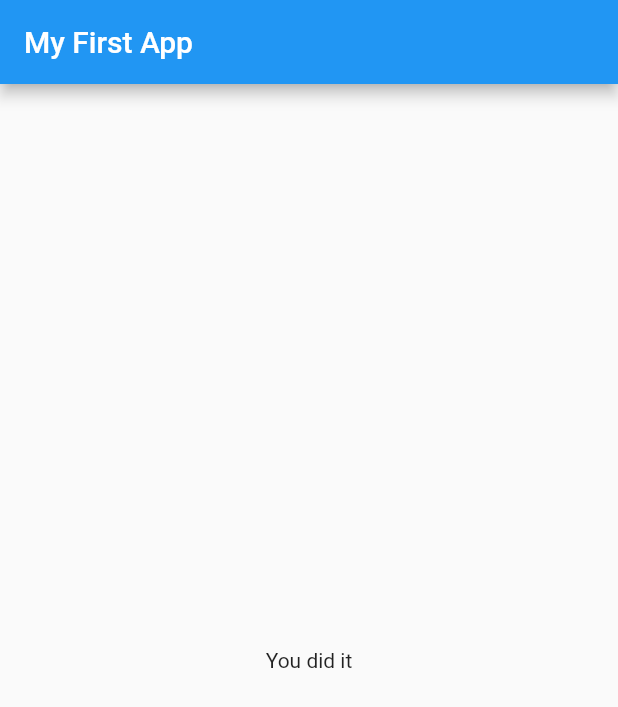
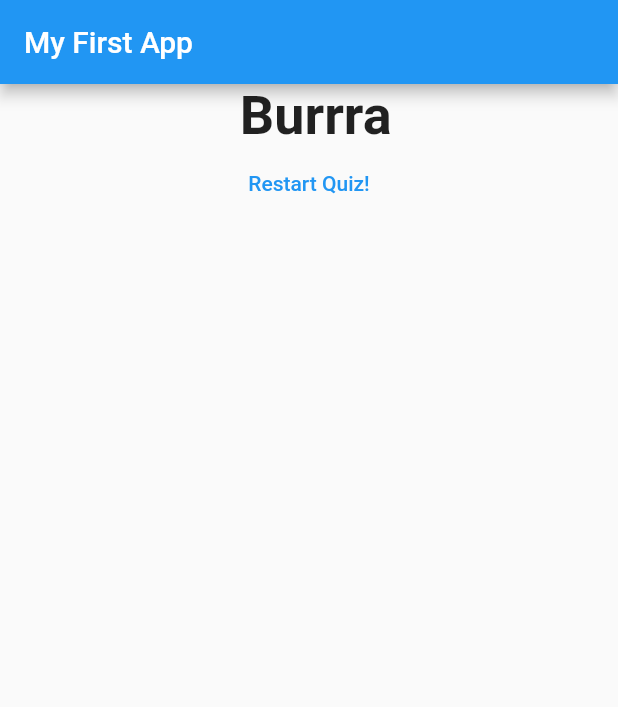
Before and after one commit to darshangit/flutter-app-1, a Flutter app: the screen it shows after launch, after a tap on "Black", after a tap on "Snake", after a tap on "Spiderman", on a phone screen of 412 x 824 dp. Shown: the top 707 px of the screen. Run offline on Flutter 3.47's test engine with Material 2 defaults, Android fonts, the phone set to English and light mode, and no system bars.

Commit message:
final touches. Adding reset button

```diff
--- a/lib/main.dart
+++ b/lib/main.dart
@@ -14,23 +14,48 @@ class MyApp extends StatefulWidget {
 
 class _MyAppState extends State<MyApp> {
   var _questionIndex = 0;
+  var _totalScore = 0;
 
   final _questions = const [
     {
       'questionText': 'What\'s your favorite color?',
-      'answers': ['Black', 'Red', 'Green', 'White']
+      'answers': [
+        {'text': 'Black', 'score': 10},
+        {'text': 'Red', 'score': 5},
+        {'text': 'Green', 'score': 3},
+        {'text': 'White', 'score': 1}
+      ]
     },
     {
       'questionText': 'What\'s your favourite animal',
-      'answers': ['Rabbit', 'Snake', 'Elephant', 'Lion']
+      'answers': [
+        {'text': 'Rabbit', 'score': 10},
+        {'text': 'Snake', 'score': 5},
+        {'text': 'Elephant', 'score': 3},
+        {'text': 'Lion', 'score': 1}
+      ]
     },
     {
       'questionText': 'Who\'s is Awesome',
-      'answers': ['Dash', 'Smash', 'Crash', 'Spiderman']
+      'answers': [
+        {'text': 'Dash', 'score': 10},
+        {'text': 'Smash', 'score': 5},
+        {'text': 'Spiderman', 'score': 3},
+        {'text': 'Superman', 'score': 1}
+      ]
     }
   ];
 
-  void _answerQuestion() {
+  void _resetQuiz() {
+    setState(() {
+      this._totalScore = 0;
+      this._questionIndex = 0;
+    });
+  }
+
+  void _answerQuestion(int score) {
+    _totalScore += score;
+
     setState(() {
       _questionIndex = _questionIndex + 1;
     });
@@ -49,7 +74,7 @@ class _MyAppState extends State<MyApp> {
                 questionIndex: _questionIndex,
                 questions: _questions,
               )
-            : Result(),
+            : Result(_totalScore, _resetQuiz),
       ),
     );
   }
--- a/lib/quiz.dart
+++ b/lib/quiz.dart
@@ -17,9 +17,10 @@ class Quiz extends StatelessWidget {
   Widget build(BuildContext context) {
     return Column(children: <Widget>[
       Question(questions[this.questionIndex]['questionText']),
-      ...(this.questions[this.questionIndex]['answers'] as List<String>)
+      ...(this.questions[this.questionIndex]['answers']
+              as List<Map<String, Object>>)
           .map((answer) {
-        return Answer(this.answerQuestion, answer);
+        return Answer(() => this.answerQuestion(answer['score']), answer['text']);
       }).toList()
     ]);
   }
--- a/lib/result.dart
+++ b/lib/result.dart
@@ -1,8 +1,42 @@
 import 'package:flutter/material.dart';
 
 class Result extends StatelessWidget {
+  final int resultScore;
+  final Function resetHandler;
+
+  Result(this.resultScore, this.resetHandler);
+
+  String get resultPhrase {
+    var resultText;
+
+    if (resultScore <= 8) {
+      resultText = 'You are Awesome and Awesome';
+    } else if (resultScore <= 12) {
+      resultText = 'Pretty Likable !';
+    } else if (resultScore <= 16) {
+      resultText = 'Stranger Things';
+    } else {
+      resultText = ' Burrra';
+    }
+    return resultText;
+  }
+
   @override
   Widget build(BuildContext context) {
-    return Center(child: Text('You did it'));
+    return Center(
+        child: Column(
+      children: <Widget>[
+        Text(
+          resultPhrase,
+          style: TextStyle(fontSize: 36, fontWeight: FontWeight.bold),
+          textAlign: TextAlign.center,
+        ),
+        FlatButton(
+          child: Text('Restart Quiz!'),
+          onPressed: resetHandler,
+          textColor: Colors.blue,
+        )
+      ],
+    ));
   }
 }
```
